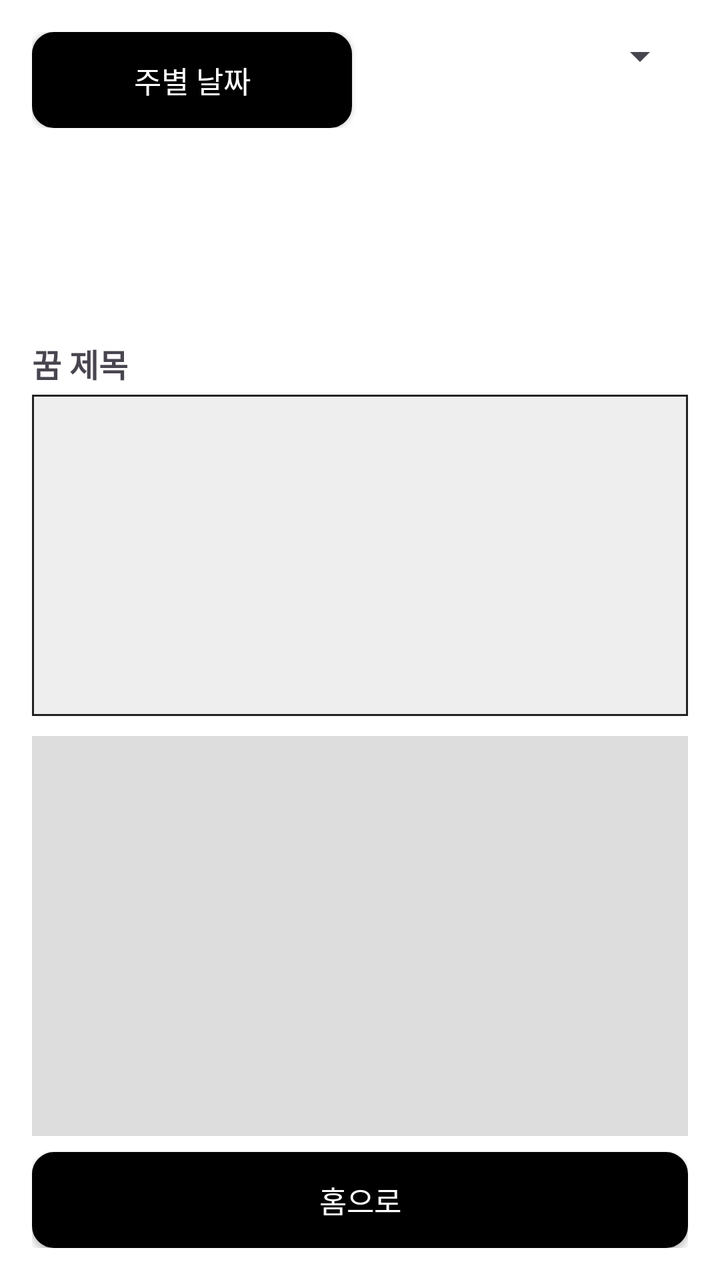
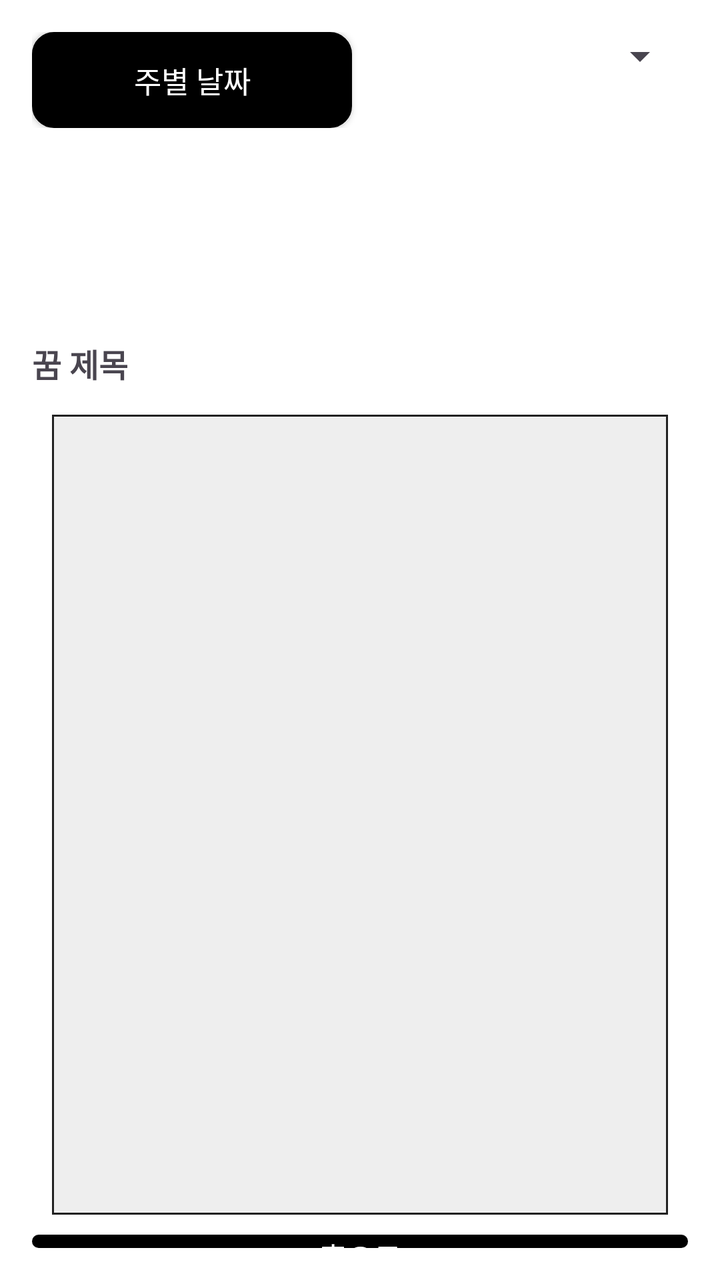

Compare the two renders of this Android layout. The source of the first and the diff that turns it into the second are given below.
<!-- AndroidManifest.xml: application theme Theme.Material3.DayNight.NoActionBar -->
<!-- res/layout/activity_story_query.xml -->
<?xml version="1.0" encoding="utf-8"?>
<LinearLayout xmlns:android="http://schemas.android.com/apk/res/android"
    android:orientation="vertical"
    android:padding="16dp"
    android:layout_width="match_parent"
    android:layout_height="match_parent"
    android:background="#FFFFFF">

    
    <LinearLayout
        android:orientation="horizontal"
        android:layout_width="match_parent"
        android:layout_height="wrap_content"
        android:layout_marginBottom="8dp"
        android:weightSum="2">

        
        <androidx.appcompat.widget.AppCompatButton
            android:id="@+id/btnSelectDate"
            android:layout_weight="1"
            android:layout_width="0dp"
            android:layout_height="wrap_content"
            android:text="@string/button_select_date"
            android:textColor="@android:color/white"
            android:background="@drawable/rounded_login"
            android:layout_marginEnd="8dp"
            android:fontFamily="@font/spoqahansansneo_bold"
            android:textSize="15sp" />

        
        <Spinner
            android:id="@+id/spinnerGenre"
            android:layout_weight="1"
            android:layout_width="0dp"
            android:layout_height="wrap_content" />
    </LinearLayout>

    
    <ScrollView
        android:layout_width="match_parent"
        android:layout_height="90dp"
        android:layout_marginBottom="8dp">

        <LinearLayout
            android:id="@+id/layoutDateCheckboxes"
            android:orientation="vertical"
            android:layout_width="match_parent"
            android:layout_height="wrap_content" />
    </ScrollView>

    
    <TextView
        android:id="@+id/tvStoryTitle"
        android:text="@string/story_title"
        android:textStyle="bold"
        android:textSize="16sp"
        android:layout_width="match_parent"
        android:layout_height="wrap_content"
        android:layout_marginBottom="4dp"
        android:fontFamily="@font/spoqahansansneo_bold" />

    
    <ScrollView
        android:layout_width="match_parent"
        android:layout_height="match_parent"
        android:layout_weight="1"
        android:background="@drawable/box_border"
        android:overScrollMode="always"
        android:padding="8dp">

        <TextView
            android:id="@+id/tvStoryContent"
            android:layout_width="match_parent"
            android:layout_height="match_parent"
            android:hint="@string/h_null"
            android:minLines="3"
            android:padding="8dp"
            android:textSize="15sp" />

    </ScrollView>

    
    <FrameLayout
        android:id="@+id/graphContainer"
        android:layout_width="match_parent"
        android:layout_height="200dp"
        android:layout_marginTop="10dp"
        android:layout_marginBottom="8dp"
        android:background="#DDDDDD" />

    
    <androidx.appcompat.widget.AppCompatButton
        android:id="@+id/btnHome"
        android:text="@string/button_home"
        android:textColor="@android:color/white"
        android:layout_width="match_parent"
        android:layout_height="wrap_content"
        android:background="@drawable/rounded_login"
        android:fontFamily="@font/spoqahansansneo_bold"
        android:textSize="15sp" />

</LinearLayout>
<!-- resources referenced by this layout -->
<resources>
  <!-- drawable box_border (drawable) -->
  <?xml version="1.0" encoding="utf-8"?>
  <shape xmlns:android="http://schemas.android.com/apk/res/android"
      android:shape="rectangle">
      <solid android:color="#EEEEEE"/> 
      <stroke android:width="1dp" android:color="#222222"/> 
      
  </shape>
  <!-- drawable rounded_login (drawable) -->
  <?xml version="1.0" encoding="utf-8"?>
  <shape xmlns:android="http://schemas.android.com/apk/res/android">
      <solid android:color="#000000"/> 
      <corners android:radius="10dp"/> 
      <stroke android:color="#000000" android:width="2dp"/> 
  </shape>
  <string name="button_home">홈으로</string>
  <string name="button_select_date">주별 날짜</string>
  <string name="h_null">""</string>
  <string name="story_title">꿈 제목</string>
</resources>

<!-- the commit's change to res/layout/activity_story_query.xml (unified diff, before → after) -->
@@ -62,16 +62,16 @@
     
     <ScrollView
         android:layout_width="match_parent"
-        android:layout_height="match_parent"
-        android:layout_weight="1"
+        android:layout_height="400dp"
         android:background="@drawable/box_border"
         android:overScrollMode="always"
+        android:layout_margin="10dp"
         android:padding="8dp">
 
         <TextView
             android:id="@+id/tvStoryContent"
             android:layout_width="match_parent"
-            android:layout_height="match_parent"
+            android:layout_height="wrap_content"
             android:hint="@string/h_null"
             android:minLines="3"
             android:padding="8dp"
@@ -79,14 +79,6 @@
 
     </ScrollView>
 
-    
-    <FrameLayout
-        android:id="@+id/graphContainer"
-        android:layout_width="match_parent"
-        android:layout_height="200dp"
-        android:layout_marginTop="10dp"
-        android:layout_marginBottom="8dp"
-        android:background="#DDDDDD" />
 
     
     <androidx.appcompat.widget.AppCompatButton
